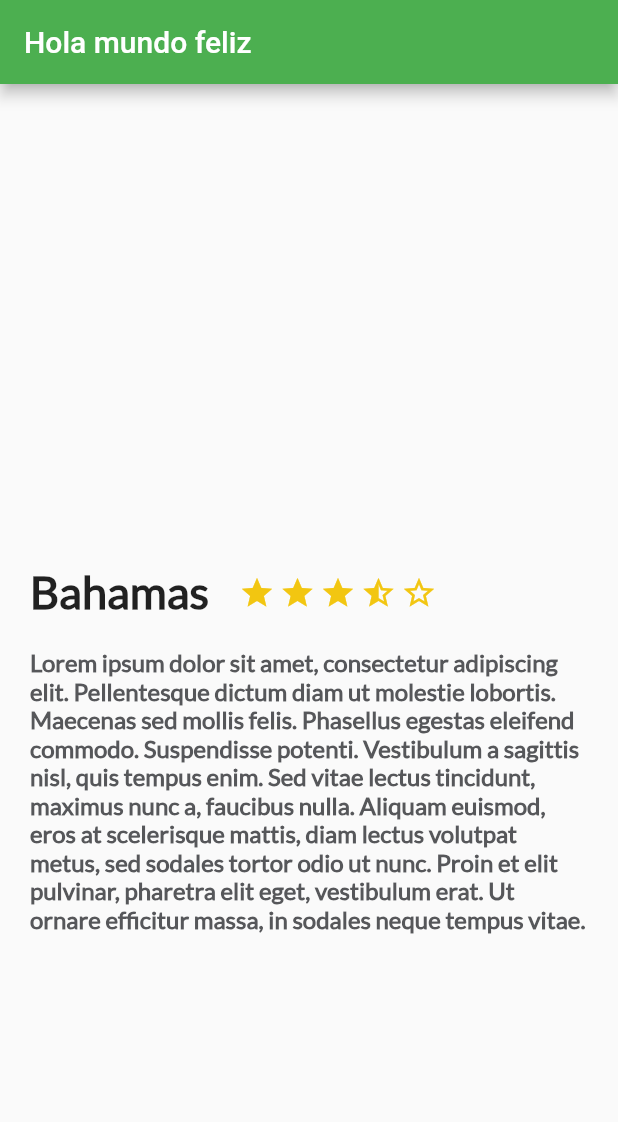
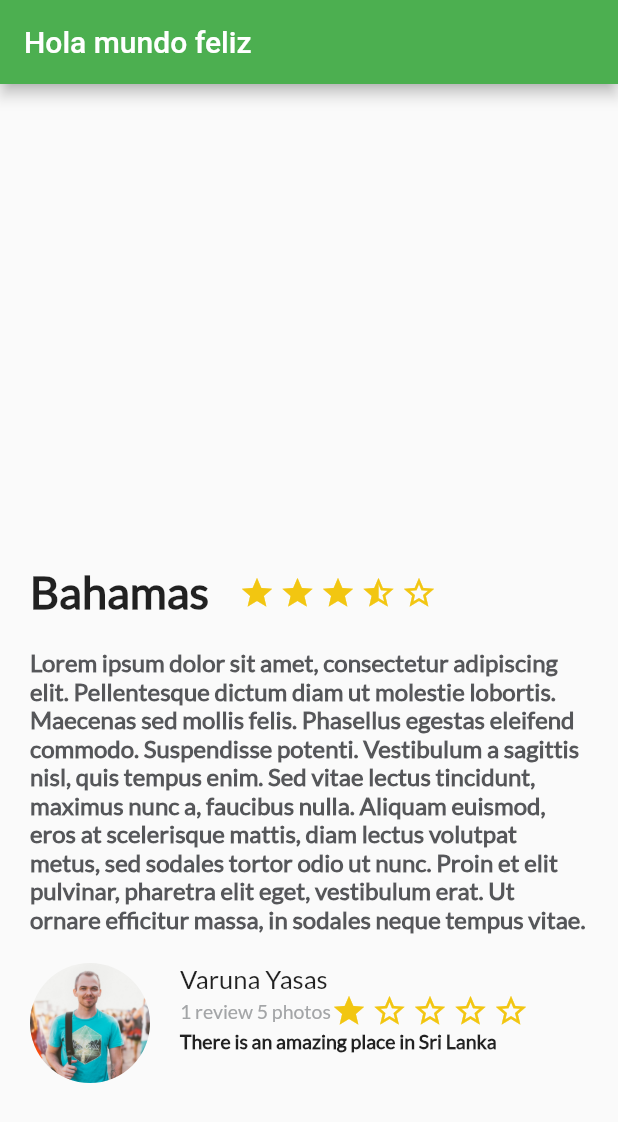
Before and after one commit to crissebasbol/Dart-example-app-trips, a Flutter app: the screen it shows after launch, on a phone screen of 412 x 824 dp. Shown: the top 1122 px of the screen. Run offline on Flutter 3.47's test engine with Material 2 defaults, Android fonts, the phone set to English and light mode, and no system bars.

Commit message:
add review card

```diff
--- a/lib/description_place.dart
+++ b/lib/description_place.dart
@@ -1,11 +1,10 @@
-import 'dart:ffi';
-
 import 'package:flutter/material.dart';
+import 'package:tripss_applicatin/utils.dart';
 
 class DesciptionPlace extends StatelessWidget {
-  String namePlace;
-  double stars;
-  String descriptionPlace;
+  final String namePlace;
+  final double stars;
+  final String descriptionPlace;
 
   DesciptionPlace(this.namePlace, this.stars, this.descriptionPlace);
 
@@ -24,7 +23,7 @@ class DesciptionPlace extends StatelessWidget {
             textAlign: TextAlign.left,
           ),
         ),
-        this.showStars(stars)
+        Utils.showStars(stars)
       ],
     );
 
@@ -46,30 +45,4 @@ class DesciptionPlace extends StatelessWidget {
 
     return toReturn;
   }
-
-  Widget star(IconData icon) {
-    return Container(
-      margin: EdgeInsets.only(top: 323.0, right: 3.0),
-      child: Icon(
-        icon,
-        color: Color(0xFFf2C611),
-      ),
-    );
-  }
-
-  Widget showStars(double numberStars) {
-    List<Widget> stars = [];
-    for (var i = 0; i < 5; i++) {
-      if (numberStars >= 1) {
-        stars.add(this.star(Icons.star));
-      } else if (numberStars > 0.3) {
-        stars.add(this.star(Icons.star_half));
-      } else {
-        stars.add(this.star(Icons.star_border));
-      }
-      numberStars--;
-    }
-
-    return Row(children: stars);
-  }
 }
--- a/lib/main.dart
+++ b/lib/main.dart
@@ -1,4 +1,5 @@
 import 'package:flutter/material.dart';
+import 'package:tripss_applicatin/review.dart';
 import 'description_place.dart';
 
 void main() {
@@ -8,6 +9,10 @@ void main() {
 class MyApp extends StatelessWidget {
   String descriptionDummy =
       "Lorem ipsum dolor sit amet, consectetur adipiscing elit. Pellentesque dictum diam ut molestie lobortis. Maecenas sed mollis felis. Phasellus egestas eleifend commodo. Suspendisse potenti. Vestibulum a sagittis nisl, quis tempus enim. Sed vitae lectus tincidunt, maximus nunc a, faucibus nulla. Aliquam euismod, eros at scelerisque mattis, diam lectus volutpat metus, sed sodales tortor odio ut nunc. Proin et elit pulvinar, pharetra elit eget, vestibulum erat. Ut ornare efficitur massa, in sodales neque tempus vitae.";
+  String pathImage = "assets/images/people.jpg";
+  String name = "Varuna Yasas";
+  String details = "1 review 5 photos";
+  String comments = "There is an amazing place in Sri Lanka";
   // This widget is the root of your application.
   @override
   Widget build(BuildContext context) {
@@ -34,7 +39,14 @@ class MyApp extends StatelessWidget {
           appBar: AppBar(
             title: Text("Hola mundo feliz"),
           ),
-          body: new DesciptionPlace("Bahamas", 3.5, descriptionDummy),
+          body: Center(
+            child: Column(
+              children: [
+                new DesciptionPlace("Bahamas", 3.5, descriptionDummy),
+                new Review(pathImage, name, details, comments)
+              ],
+            ),
+          ),
         ));
   }
 }
--- /dev/null
+++ b/lib/review.dart
@@ -0,0 +1,78 @@
+import 'package:flutter/material.dart';
+import 'package:tripss_applicatin/utils.dart';
+
+class Review extends StatelessWidget {
+  final String pathImage;
+  final String name;
+  final String details;
+  final String comments;
+
+  Review(this.pathImage, this.name, this.details, this.comments);
+
+  @override
+  Widget build(BuildContext context) {
+    final userName = Container(
+      margin: EdgeInsets.only(left: 20.0),
+      child: Text(
+        name,
+        textAlign: TextAlign.left,
+        style: TextStyle(fontFamily: "Lato", fontSize: 17.0),
+      ),
+    );
+
+    final userInfo = Container(
+      margin: EdgeInsets.only(left: 20.0),
+      child: Text(
+        details,
+        textAlign: TextAlign.left,
+        style: TextStyle(
+            fontFamily: "Lato", fontSize: 13.0, color: Color(0xFFa3a5a7)),
+      ),
+    );
+
+    final userStars = Utils.showStars(3.5);
+
+    final userInfoStars = Row(
+      children: [
+        Container(
+          margin: EdgeInsets.only(left: 20.0),
+          child: Text(
+            details,
+            textAlign: TextAlign.left,
+            style: TextStyle(
+                fontFamily: "Lato", fontSize: 13.0, color: Color(0xFFa3a5a7)),
+          ),
+        ),
+        Utils.showStars(1, topMargin: 0.0)
+      ],
+    );
+
+    final userComment = Container(
+      margin: EdgeInsets.only(left: 20.0),
+      child: Text(
+        comments,
+        textAlign: TextAlign.left,
+        style: TextStyle(
+            fontFamily: "Lato", fontSize: 13.0, fontWeight: FontWeight.w900),
+      ),
+    );
+
+    final userDetails = Column(
+      crossAxisAlignment: CrossAxisAlignment.start,
+      children: [userName, userInfoStars, userComment],
+    );
+
+    final photo = Container(
+      margin: EdgeInsets.only(top: 20.0, left: 20.0),
+      width: 80.0,
+      height: 80.0,
+      decoration: BoxDecoration(
+          shape: BoxShape.circle,
+          image:
+              DecorationImage(fit: BoxFit.cover, image: AssetImage(pathImage))),
+    );
+    return Row(
+      children: [photo, userDetails],
+    );
+  }
+}
--- /dev/null
+++ b/lib/review_list.dart
@@ -0,0 +1,8 @@
+import "package:flutter/material.dart";
+
+class ReviewList extends StatelessWidget {
+  @override
+  Widget build(BuildContext context) {
+    return null;
+  }
+}
--- /dev/null
+++ b/lib/utils.dart
@@ -0,0 +1,30 @@
+import 'package:flutter/material.dart';
+
+class Utils {
+  static Widget star(IconData icon, double topMargin, double rightMargin) {
+    return Container(
+      margin: EdgeInsets.only(top: topMargin, right: rightMargin),
+      child: Icon(
+        icon,
+        color: Color(0xFFf2C611),
+      ),
+    );
+  }
+
+  static Widget showStars(double numberStars,
+      {double topMargin = 323.0, double rightMargin = 3.0}) {
+    List<Widget> stars = [];
+    for (var i = 0; i < 5; i++) {
+      if (numberStars >= 1) {
+        stars.add(star(Icons.star, topMargin, rightMargin));
+      } else if (numberStars > 0.3) {
+        stars.add(star(Icons.star_half, topMargin, rightMargin));
+      } else {
+        stars.add(star(Icons.star_border, topMargin, rightMargin));
+      }
+      numberStars--;
+    }
+
+    return Row(children: stars);
+  }
+}
--- a/pubspec.yaml
+++ b/pubspec.yaml
@@ -47,6 +47,7 @@ flutter:
   # To add assets to your application, add an assets section, like this:
   assets:
     - assets/images/background.jpg
+    - assets/images/people.jpg
   #   - images/a_dot_ham.jpeg
 
   # An image asset can refer to one or more resolution-specific "variants", see
```
Also changed, not shown: assets/images/people.jpg (added).
